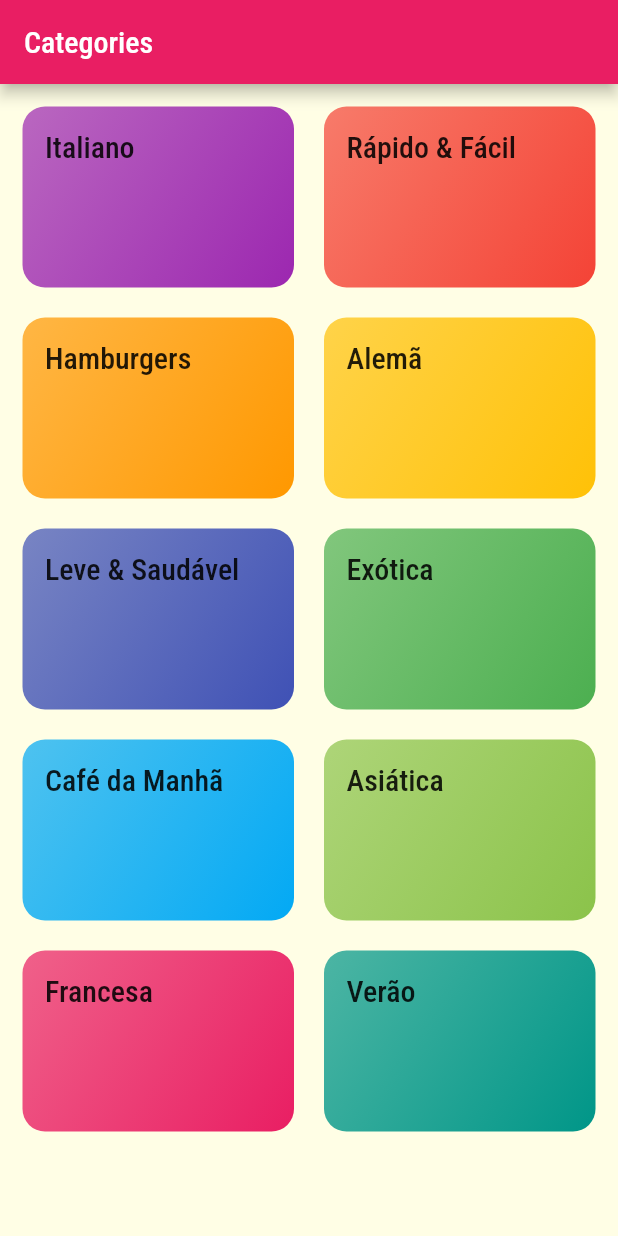
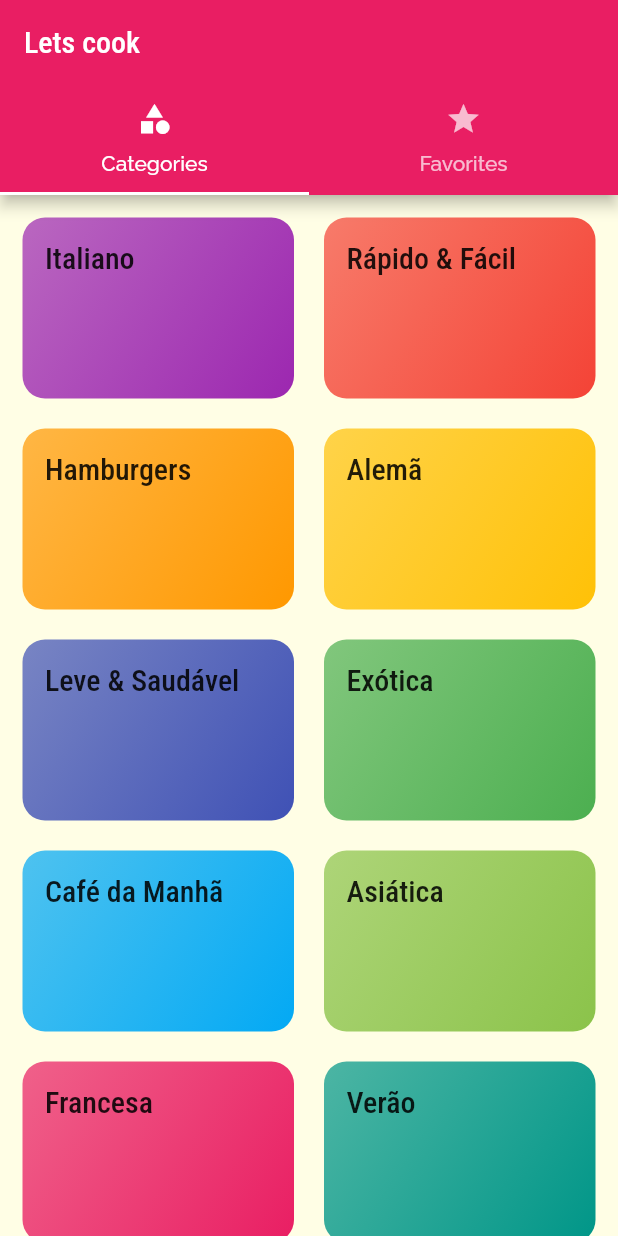
Before and after one commit to EduardoRenz/Flutter-Recipies-App, a Flutter app: the screen it shows after launch, on a phone screen of 412 x 824 dp. Run offline on Flutter 3.47's test engine with Material 2 defaults, Android fonts, the phone set to English and light mode, and no system bars.

Commit message:
Added top navbar with favorites

```diff
--- a/lib/main.dart
+++ b/lib/main.dart
@@ -1,6 +1,7 @@
 import 'package:flutter/material.dart';
 import 'package:recipies/screens/categories_screen.dart';
 import 'package:recipies/screens/meal_detail_screen.dart';
+import 'package:recipies/screens/tabs_screen.dart';
 import 'package:recipies/utils/app_routes.dart';
 import 'screens/categories_meals_screen.dart';
 
@@ -23,7 +24,7 @@ class MyApp extends StatelessWidget {
             )),
       ),
       routes: {
-        AppRoutes.HOME: (ctx) => const CategoriesScreen(),
+        AppRoutes.HOME: (ctx) => const TabsScreen(),
         AppRoutes.CATEGORIES_MEALS: (ctx) => CategoriesMealsScreen(),
         AppRoutes.MEAL_DETAIL: (ctx) => MealDetailScreen(),
       },
--- a/lib/screens/categories_screen.dart
+++ b/lib/screens/categories_screen.dart
@@ -7,9 +7,7 @@ class CategoriesScreen extends StatelessWidget {
 
   @override
   Widget build(BuildContext context) {
-    return Scaffold(
-      appBar: AppBar(title: const Text('Categories')),
-      body: GridView(
+    return GridView(
       padding: const EdgeInsets.all(15),
       gridDelegate: const SliverGridDelegateWithMaxCrossAxisExtent(
           maxCrossAxisExtent: 200,
@@ -18,7 +16,6 @@ class CategoriesScreen extends StatelessWidget {
           mainAxisSpacing: 20),
       children:
           DUMMY_CATEGORIES.map((category) => CategoryItem(category)).toList(),
-      ),
     );
   }
 }
--- /dev/null
+++ b/lib/screens/favorite_screen.dart
@@ -0,0 +1,10 @@
+import 'package:flutter/material.dart';
+
+class FavoriteScreen extends StatelessWidget {
+  @override
+  Widget build(BuildContext context) {
+    return Center(
+      child: Text('Favorite Screen'),
+    );
+  }
+}
--- /dev/null
+++ b/lib/screens/tabs_screen.dart
@@ -0,0 +1,32 @@
+import 'package:flutter/material.dart';
+import 'package:recipies/screens/categories_screen.dart';
+import 'package:recipies/screens/favorite_screen.dart';
+
+class TabsScreen extends StatelessWidget {
+  const TabsScreen({Key? key}) : super(key: key);
+
+  @override
+  Widget build(BuildContext context) {
+    return DefaultTabController(
+      length: 2,
+      child: Scaffold(
+        appBar: AppBar(
+          title: const Text('Lets cook'),
+          bottom: const TabBar(
+            labelColor: Colors.white,
+            tabs: [
+              Tab(icon: Icon(Icons.category), text: 'Categories'),
+              Tab(icon: Icon(Icons.star), text: 'Favorites'),
+            ],
+          ),
+        ),
+        body: TabBarView(
+          children: <Widget>[
+            const CategoriesScreen(),
+            FavoriteScreen(),
+          ],
+        ),
+      ),
+    );
+  }
+}
```
Lines whose indentation alone changed are shown as unchanged.
